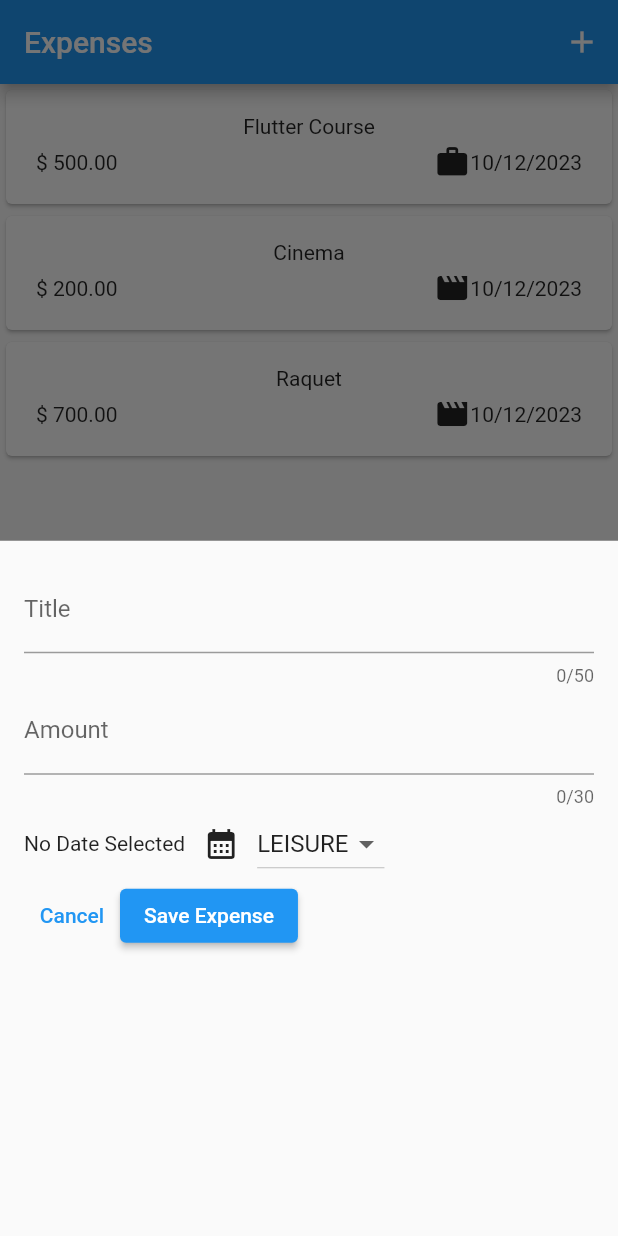
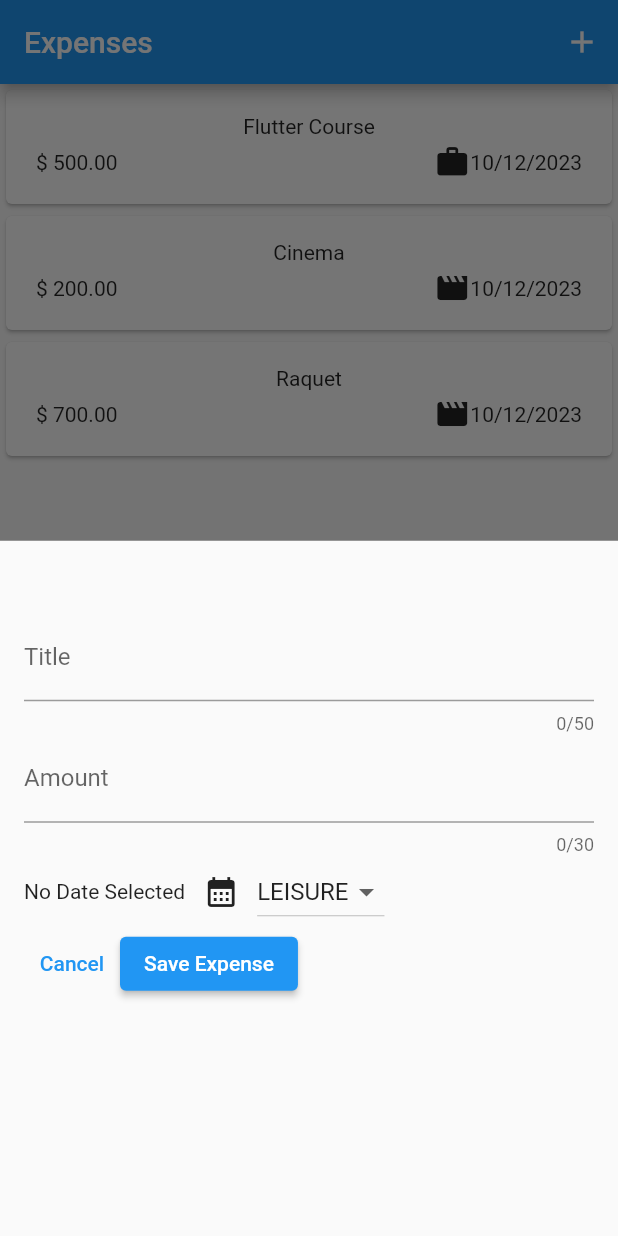
Before and after one commit to neshvig10/learning-appdevelopment, a Flutter app: the screen it shows after launch, after a tap on the "add" icon, on a phone screen of 412 x 824 dp. Run offline on Flutter 3.47's test engine with Material 2 defaults, Android fonts, the light colour scheme and no system bars; our stand-ins replace google_fonts.

Commit message:
dismissable widget

```diff
--- a/expensetracker/lib/widgets/expenses_list/expensesitem.dart
+++ b/expensetracker/lib/widgets/expenses_list/expensesitem.dart
@@ -22,6 +22,7 @@ class ExpenseItem extends StatelessWidget {
             const SizedBox(height: 4,),
             Row(
               children: [Text('\$ ${expense.amount.toStringAsFixed(2)}'),
+                // takes up the space which is present and aligns things accordingly
                 const Spacer(),
                 Row(
                   children: [
--- a/expensetracker/lib/widgets/expenses_list/expenseslist.dart
+++ b/expensetracker/lib/widgets/expenses_list/expenseslist.dart
@@ -12,6 +12,8 @@ class ExpensesList extends StatelessWidget {
   Widget build(BuildContext context) {
     //  scrollable list widget provided by flutter !
     // In Flutter, ListView.builder is a widget that allows you to create a scrollable list of items efficiently.
-    return ListView.builder(itemCount: expenses.length ,itemBuilder: (ctx,index) => ExpenseItem(expenses[index]),);
+    return ListView.builder(itemCount: expenses.length ,itemBuilder: (ctx,index) => Dismissible(
+      key: ValueKey(expenses[index]),
+      child: ExpenseItem(expenses[index]))  ,);
   }
 }
--- a/expensetracker/lib/widgets/newexpense.dart
+++ b/expensetracker/lib/widgets/newexpense.dart
@@ -78,7 +78,8 @@ class _NewExpenseState extends State<NewExpense> {
   @override
   Widget build(BuildContext context) {
     return Padding(
-      padding: const EdgeInsets.all(16),
+
+      padding: const EdgeInsets.fromLTRB(16, 48, 16, 16),
       child: Column(
         children: [
           TextField(
```
